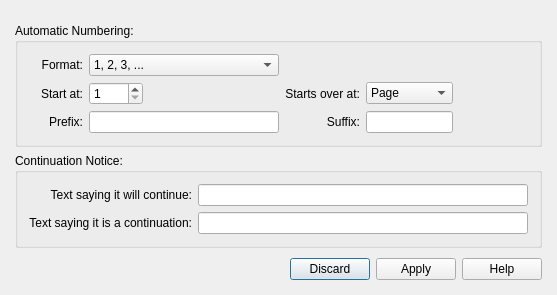
Before: the Qt Designer form plugins/textshape/dialogs/NotesConfigurationDialog.ui in KDE/calligra, drawn with Qt 5.
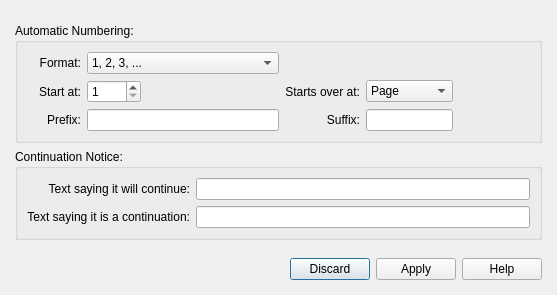
After: the same form once the commit is applied.

Commit message: Remove hardcoded layoutdefault in UI files, for default spacing from style

Diff of the .ui file:
```diff
--- a/plugins/textshape/dialogs/NotesConfigurationDialog.ui
+++ b/plugins/textshape/dialogs/NotesConfigurationDialog.ui
@@ -346,7 +346,6 @@
    </item>
   </layout>
  </widget>
- <layoutdefault spacing="6" margin="11"/>
  <resources/>
  <connections/>
 </ui>
```
The commit also changes 9 other files.
